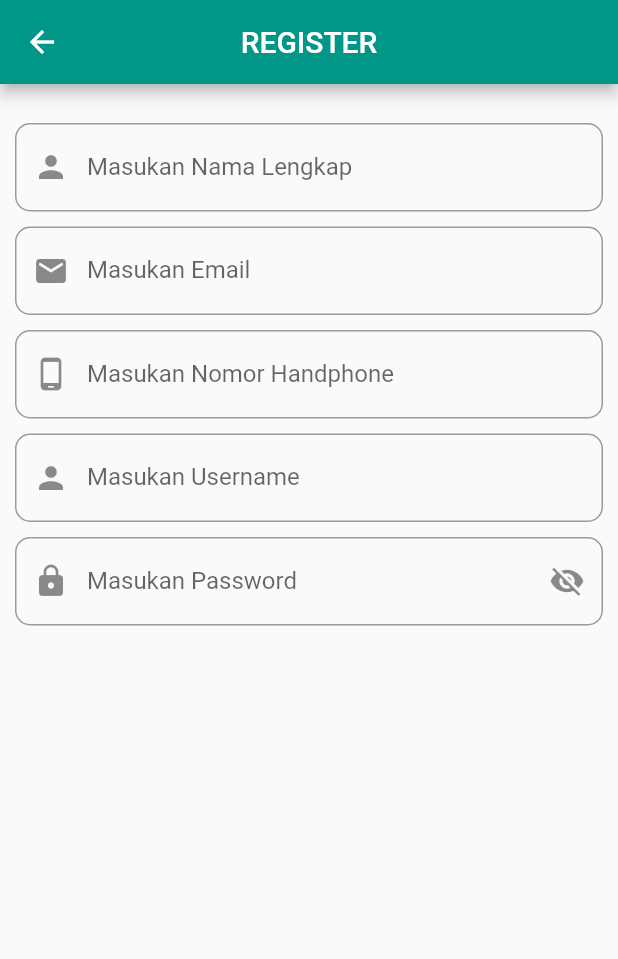
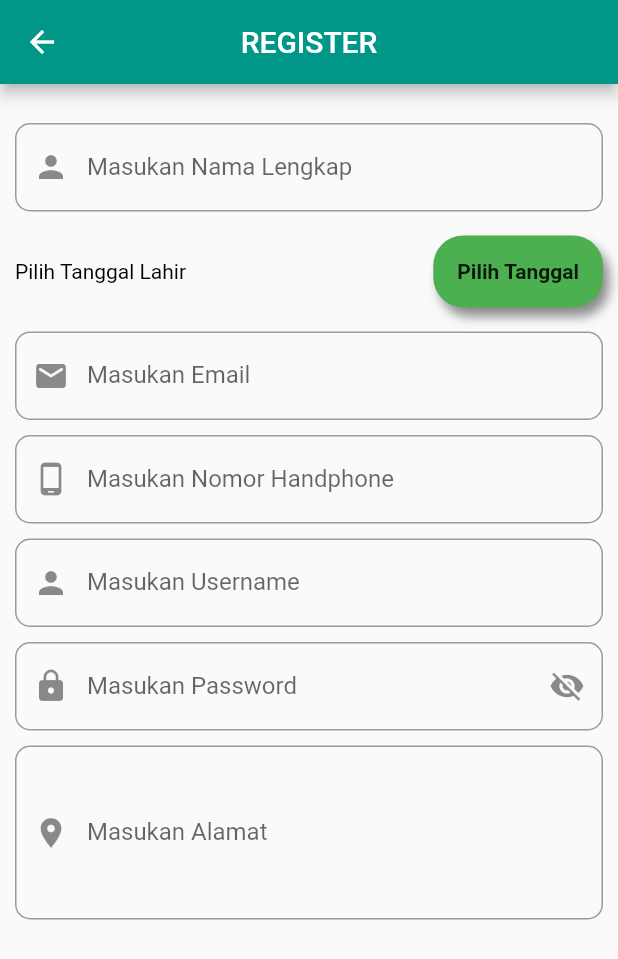
Before and after one commit to imamandrias/tugas13, a Flutter app: the screen it shows after launch, after a tap on "Belum Terdaftar? Daftar Sekarang", on a phone screen of 412 x 824 dp. Shown: the top 959 px of the screen. Run offline on Flutter 3.47's test engine with Material 2 defaults, Android fonts, the phone set to English and light mode, and no system bars.

Commit message:
penambahan datepicker

```diff
--- a/mahasiswaku_apps/lib/screen/page_register.dart
+++ b/mahasiswaku_apps/lib/screen/page_register.dart
@@ -1,4 +1,5 @@
 import 'package:flutter/material.dart';
+import 'package:intl/intl.dart';
 
 class RegisterPage extends StatefulWidget {
   @override
@@ -10,10 +11,27 @@ class _RegisterPageState extends State<RegisterPage> {
   int value, umur;
   String nama, email, username, password, nomorhp, alamat;
   bool _secureText = true;
+  DateTime _datePicked;
 
   showHide() {
     setState(() {
       _secureText = !_secureText;
+    });
+  }
+
+  void _showDatePicker() {
+    showDatePicker(
+            context: context,
+            initialDate: DateTime(2007),
+            firstDate: DateTime(1999),
+            lastDate: DateTime(2007))
+        .then((value) {
+      if (value == null) {
+        return;
+      }
+      setState(() {
+        _datePicked = value;
+      });
     });
   }
 
@@ -30,7 +48,9 @@ class _RegisterPageState extends State<RegisterPage> {
         child: ListView(
           padding: EdgeInsets.all(5.0),
           children: [
-            SizedBox(height: 16.0,),
+            SizedBox(
+              height: 16.0,
+            ),
             Padding(
               padding: EdgeInsets.all(5.0),
               child: TextFormField(
@@ -49,6 +69,42 @@ class _RegisterPageState extends State<RegisterPage> {
                   border: OutlineInputBorder(
                     borderRadius: BorderRadius.circular(10.0),
                   ),
+                ),
+              ),
+            ),
+            Padding(
+              padding: EdgeInsets.all(5.0),
+              child: Container(
+                height: 60,
+                child: Row(
+                  children: [
+                    Expanded(
+                      child: Text(
+                        _datePicked == null
+                            ? 'Pilih Tanggal Lahir'
+                            : 'Tanggal ${DateFormat.yMd().format(_datePicked)}',
+                        style: TextStyle(
+                          color: Colors.black,
+                        ),
+                      ),
+                    ),
+                    Container(
+                      decoration: BoxDecoration(
+                        borderRadius: BorderRadius.circular(20),
+                        color: Colors.green,
+                        boxShadow: [
+                          BoxShadow(
+                            offset: Offset(4, 6),
+                            blurRadius: 6,
+                            color: Colors.black45,
+                          )
+                        ],
+                      ),
+                      child: FlatButton(onPressed: ()=>_showDatePicker(), child: Text(
+                        'Pilih Tanggal', style: TextStyle(fontWeight: FontWeight.bold),
+                      )),
+                    )
+                  ],
                 ),
               ),
             ),
@@ -138,6 +194,28 @@ class _RegisterPageState extends State<RegisterPage> {
                     )),
               ),
             ),
+            Padding(
+              padding: EdgeInsets.all(5.0),
+              child: TextFormField(
+                validator: (value) {
+                  if (value.isEmpty) {
+                    return 'Silahkan Masukan Alamat Lengkap';
+                  }
+                  return null;
+                },
+                maxLines: 4,
+                onSaved: (value) => alamat = value,
+                decoration: InputDecoration(
+                  fillColor: Colors.white,
+                  prefixIcon: Icon(Icons.location_on),
+                  hintText: 'Alamat',
+                  labelText: 'Masukan Alamat',
+                  border: OutlineInputBorder(
+                    borderRadius: BorderRadius.circular(10.0),
+                  ),
+                ),
+              ),
+            ),
           ],
         ),
       ),
@@ -146,7 +224,8 @@ class _RegisterPageState extends State<RegisterPage> {
 }
 
 String validatePassword(String value) {
-  Pattern pattern = r'(?=.*?[A-Z])(?=.*?[a-z])(?=.*?[0-9])(?=.*?[.,?<>!@#\$&*~]).{8,}$';
+  Pattern pattern =
+      r'(?=.*?[A-Z])(?=.*?[a-z])(?=.*?[0-9])(?=.*?[.,?<>!@#\$&*~]).{8,}$';
   RegExp regex = new RegExp(pattern);
   if (!regex.hasMatch(value))
     return 'Min 8 karakter, setidaknya terdiri dari: \n - 1 huruf besar, \n - 1 huruf kecil \n - 1 nomor \n - 1 karakter seperti ( . , ?< > ! @ # & * ~ )';
--- a/mahasiswaku_apps/lib/screen/spalshscreen_page.dart
+++ b/mahasiswaku_apps/lib/screen/spalshscreen_page.dart
@@ -15,6 +15,7 @@ class _SplashPageState extends State<SplashPage> {
     super.initState();
     startTimer();
   }
+
   @override
   Widget build(BuildContext context) {
     return Scaffold(
@@ -23,13 +24,11 @@ class _SplashPageState extends State<SplashPage> {
         children: [
           Container(
             decoration: BoxDecoration(
-              color: Color(0xFF009688),
-              gradient: LinearGradient(
-                colors: [Color(0xFF1DE9B6), Color(0xFF80D8FF)],
-                begin: Alignment.centerRight,
-                end: Alignment.centerLeft
-              )
-            ),
+                color: Color(0xFF009688),
+                gradient: LinearGradient(
+                    colors: [Color(0xFF1DE9B6), Color(0xFF80D8FF)],
+                    begin: Alignment.centerRight,
+                    end: Alignment.centerLeft)),
           ),
           Column(
             mainAxisAlignment: MainAxisAlignment.center,
@@ -48,10 +47,12 @@ class _SplashPageState extends State<SplashPage> {
               ),
               Text(
                 'Mahasiswaku Apps',
-                style: TextStyle(
-                  color: Colors.redAccent,
-                  fontSize: 28.0
-                ),
+                style: TextStyle(color: Colors.redAccent, fontSize: 28.0),
+              ),
+              Text(
+                'by Imam Andrias',
+                style: TextStyle(color: Colors.deepPurple),
+                textAlign: TextAlign.left,
               ),
             ],
           ),
@@ -59,15 +60,13 @@ class _SplashPageState extends State<SplashPage> {
       ),
     );
   }
-  Future<Timer> startTimer() async{
-    return Timer(
-        Duration(seconds: 3), onDone);
+
+  Future<Timer> startTimer() async {
+    return Timer(Duration(seconds: 3), onDone);
   }
-  void onDone(){
-    Navigator.of(context).pushReplacement(
-        MaterialPageRoute(
-            builder: (context)=>LoginPage()
-        )
-    );
+
+  void onDone() {
+    Navigator.of(context)
+        .pushReplacement(MaterialPageRoute(builder: (context) => LoginPage()));
   }
 }
--- a/mahasiswaku_apps/pubspec.yaml
+++ b/mahasiswaku_apps/pubspec.yaml
@@ -24,6 +24,7 @@ dependencies:
   flutter:
     sdk: flutter
   sqflite: ^1.3.2+1
+  intl: ^0.16.1
 
 
   # The following adds the Cupertino Icons font to your application.
```
